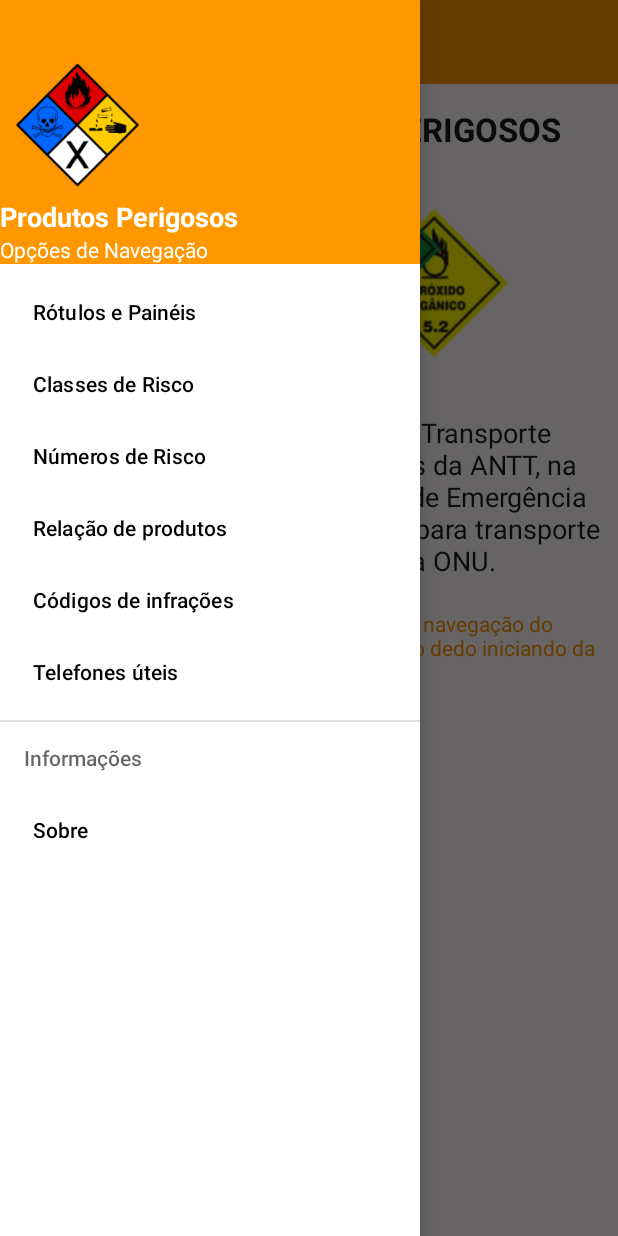
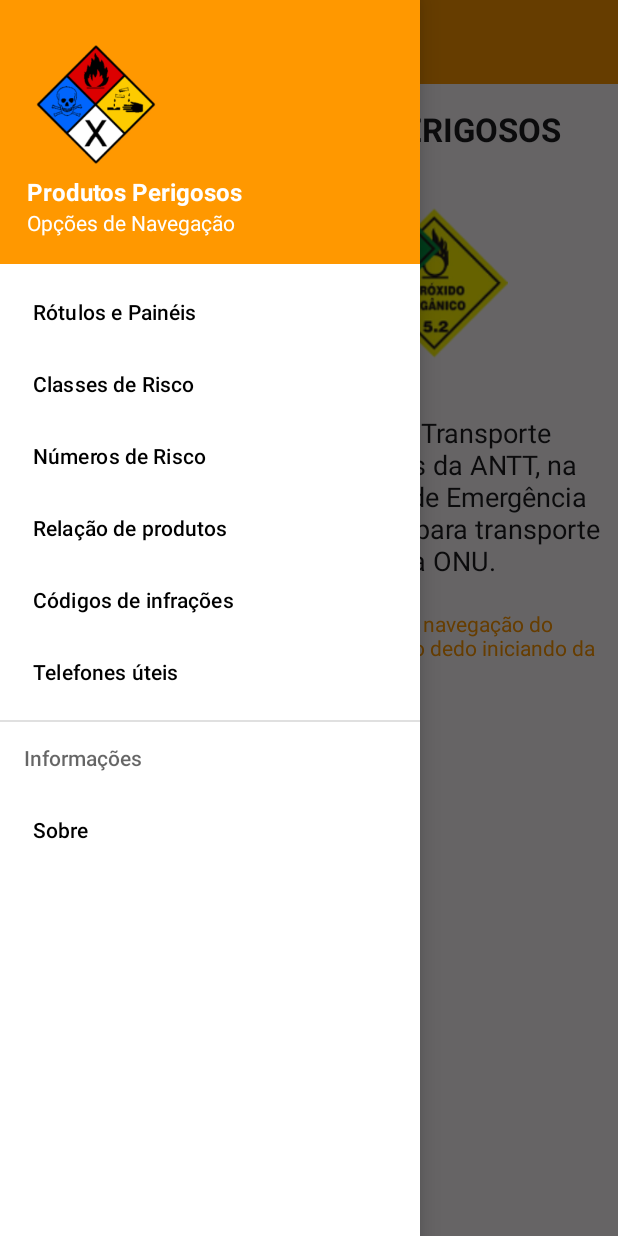
Before and after one commit to pupiloalpha/ProdutosPerigosos_MSKAPPS, an Android app: the screen it shows after launch (TelaInicialApp), with the side drawer open, on a phone screen of 412 x 824 dp. Run offline under Robolectric (Android 15) with nearby library versions, the phone set to English and light mode, and no system bars.

Commit message:
Add files via upload
Arquivos da versão 2.3.4

```diff
--- a/src/main/java/com/msk/produtosperigosos/TelaInicialApp.kt
+++ b/src/main/java/com/msk/produtosperigosos/TelaInicialApp.kt
@@ -4,6 +4,7 @@ import android.graphics.Color
 import android.os.Bundle
 import android.view.MenuItem
 import androidx.activity.OnBackPressedCallback
+import androidx.activity.enableEdgeToEdge
 import androidx.appcompat.app.ActionBarDrawerToggle
 import androidx.appcompat.app.AppCompatActivity
 import androidx.appcompat.widget.Toolbar
@@ -26,6 +27,7 @@ class TelaInicialApp : AppCompatActivity(), NavigationView.OnNavigationItemSelec
 
     override fun onCreate(savedInstanceState: Bundle?) {
         super.onCreate(savedInstanceState)
+        enableEdgeToEdge()
         setContentView(R.layout.tela_inicial)
 
         drawerLayout = findViewById(R.id.drawer_layout)
--- /dev/null
+++ b/src/main/res/layout/painel_navegador.xml
@@ -0,0 +1,34 @@
+<?xml version="1.0" encoding="utf-8"?>
+<LinearLayout xmlns:android="http://schemas.android.com/apk/res/android"
+    android:layout_width="match_parent"
+    android:layout_height="176dp"
+    android:background="?attr/colorPrimary"
+    android:gravity="bottom"
+    android:orientation="vertical"
+    android:padding="18dp">
+
+    <ImageView
+        android:layout_width="92dp"
+        android:layout_height="90dp"
+        android:contentDescription="@string/app_name"
+        android:src="@drawable/ic_launcher" />
+
+    <TextView
+        android:layout_width="match_parent"
+        android:layout_height="wrap_content"
+        android:paddingTop="2dp"
+        android:text="@string/app_name"
+        android:textAppearance="@style/TextAppearance.AppCompat.Body1"
+        android:textColor="?attr/colorOnPrimary"
+        android:textSize="16sp"
+        android:textStyle="bold" />
+
+    <TextView
+        android:id="@+id/textView"
+        android:layout_width="match_parent"
+        android:layout_height="wrap_content"
+        android:text="@string/navegar"
+        android:textColor="?attr/colorOnPrimary" />
+
+
+</LinearLayout>
--- a/src/main/res/layout/tela_inicial.xml
+++ b/src/main/res/layout/tela_inicial.xml
@@ -33,7 +33,7 @@
         android:layout_width="wrap_content"
         android:layout_height="match_parent"
         android:layout_gravity="start"
-        app:headerLayout="@layout/nav_header"
+        app:headerLayout="@layout/painel_navegador"
         app:menu="@menu/nav_drawer_menu" />
 
 </androidx.drawerlayout.widget.DrawerLayout>
```
